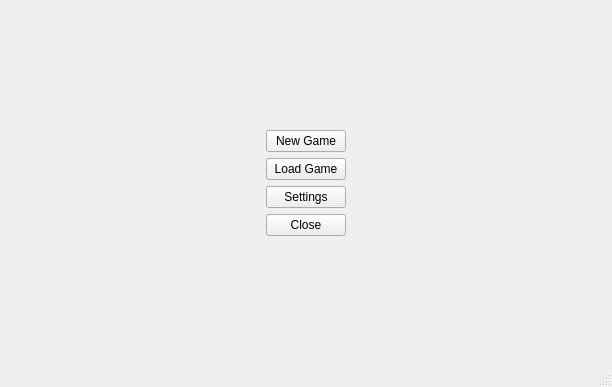
First picture: the form in mainwindow.ui, repository Czesiek1701/Run-Pecker, before the edit.
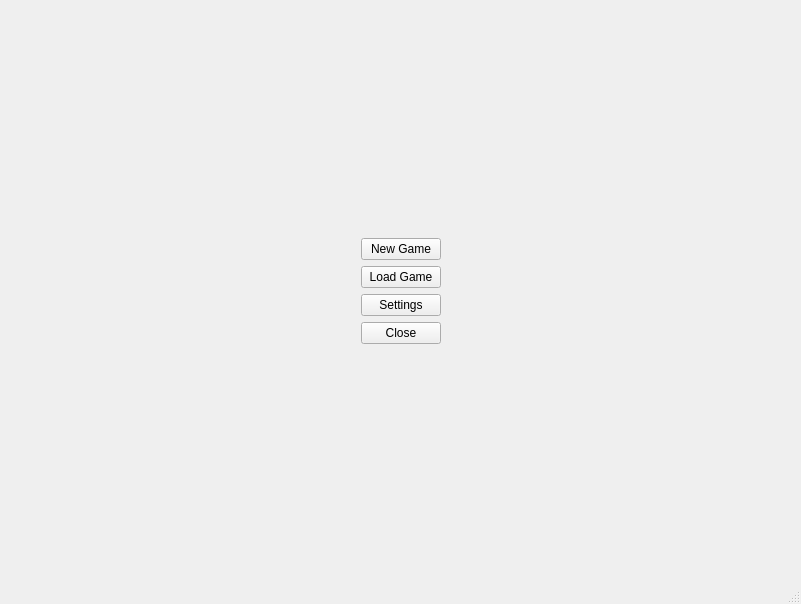
Second picture: the form after the edit.

The edit to the form file:
```diff
--- a/mainwindow.ui
+++ b/mainwindow.ui
@@ -6,8 +6,8 @@
    <rect>
     <x>0</x>
     <y>0</y>
-    <width>612</width>
-    <height>387</height>
+    <width>801</width>
+    <height>604</height>
    </rect>
   </property>
   <property name="windowTitle">
```
